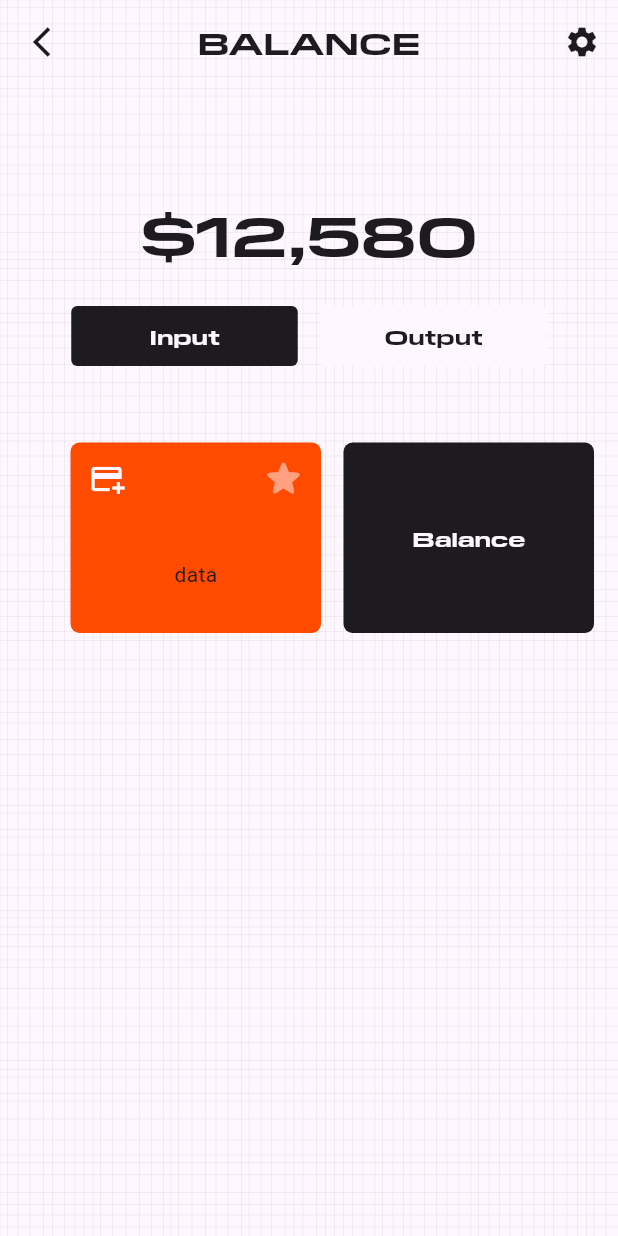
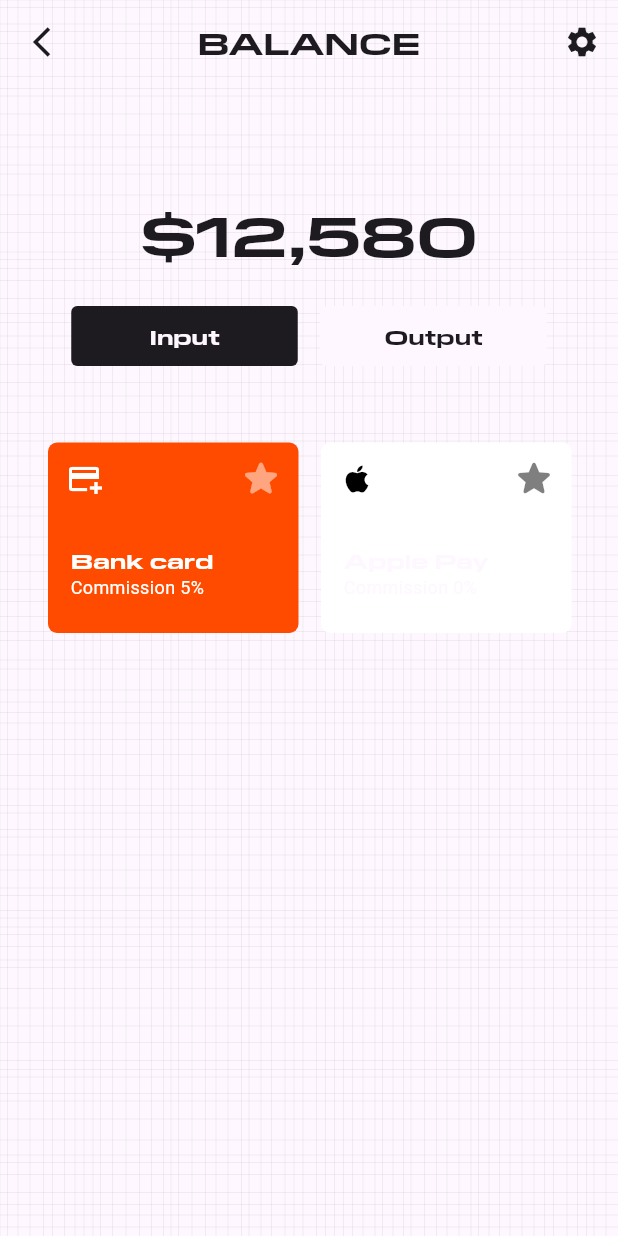
Before and after one commit to johnnybeatzxxd/Flutter-Keno-Android-App, a Flutter app: the screen it shows after launch, on a phone screen of 412 x 824 dp. Run offline on Flutter 3.47's test engine with Material 3 defaults, Android fonts, the phone set to English and light mode, and no system bars.

Commit message:
made both selected and unselected cards

```diff
--- a/lib/pages/balance.dart
+++ b/lib/pages/balance.dart
@@ -52,7 +52,7 @@ class BalancePage extends StatelessWidget {
                 )),
                 const SizedBox(height: 24,),
                 Padding(
-                  padding: const EdgeInsets.fromLTRB(47, 0, 0, 27),
+                  padding: const EdgeInsets.fromLTRB(32, 0, 0, 27),
                   child: SizedBox(
                     height: 127,
                     child: ListView(
@@ -62,6 +62,8 @@ class BalancePage extends StatelessWidget {
                           width: 167,
                           decoration: BoxDecoration(borderRadius: BorderRadius.circular(6), color: const Color.fromRGBO(255, 75, 0, 1),),
                           child: Column(
+
+                            crossAxisAlignment: CrossAxisAlignment.start,
                             mainAxisAlignment: MainAxisAlignment.start,
                             children: [
                               Row(
@@ -69,20 +71,49 @@ class BalancePage extends StatelessWidget {
                                 children: [
                                   IconButton(
                                     onPressed: (){},
-                                    icon: Icon(Icons.add_card,color: Theme.of(context).colorScheme.background,)),
-                                  SizedBox(width: 70,),
+                                    icon: Icon(Icons.add_card,color: Colors.white,)),
+                                  const SizedBox(width: 70,),
                                   IconButton(
                                     onPressed: (){},
-                                    icon: Icon(Icons.star_rounded,size:30 ,color: Theme.of(context).colorScheme.background.withOpacity(0.5),))
+                                    icon: Icon(Icons.star_rounded,size:30 ,color: Colors.white.withOpacity(0.5),))
                                     ],),
-                                    SizedBox(height: 30,),
-                                    Text("data")],),
+                                    const SizedBox(height: 20,),
+                                    Padding(padding: const EdgeInsets.symmetric(horizontal: 15),
+                                      child:Column(
+                                        crossAxisAlignment: CrossAxisAlignment.start,
+                                        children: [
+                                           Text("Bank card",style:TextStyle(fontSize: 14,fontWeight: FontWeight.bold,fontFamily: "PilatExtended",color: Colors.white,)),
+                                           const Text("Commission 5%",style: TextStyle(fontSize: 12,color: Colors.white),)]))
+                                    ],),
                         ),
                         const SizedBox(width: 15,),
                         Container(
                           width: 167,
-                          decoration: BoxDecoration(borderRadius: BorderRadius.circular(6), color: Theme.of(context).colorScheme.onBackground,),
-                          child: Center(child: Text("Balance", style: TextStyle(fontWeight: FontWeight.bold, fontFamily: "PilatExtended", color: Theme.of(context).colorScheme.background,))),
+                          decoration: BoxDecoration(borderRadius: BorderRadius.circular(6), color: Color.fromARGB(255, 255, 255, 255),),
+                          child: Column(
+
+                            crossAxisAlignment: CrossAxisAlignment.start,
+                            mainAxisAlignment: MainAxisAlignment.start,
+                            children: [
+                              Row(
+                                mainAxisAlignment: MainAxisAlignment.start,
+                                children: [
+                                  IconButton(
+                                    onPressed: (){},
+                                    icon: Icon(Icons.apple,color: Colors.black,)),
+                                  const SizedBox(width: 70,),
+                                  IconButton(
+                                    onPressed: (){},
+                                    icon: Icon(Icons.star_rounded,size:30 ,color: Colors.black.withOpacity(0.5),))
+                                    ],),
+                                    const SizedBox(height: 20,),
+                                    Padding(padding: const EdgeInsets.symmetric(horizontal: 15),
+                                      child:Column(
+                                        crossAxisAlignment: CrossAxisAlignment.start,
+                                        children: [
+                                           Text("Apple Pay",style:TextStyle(fontSize: 14,fontWeight: FontWeight.bold,fontFamily: "PilatExtended",color: Theme.of(context).colorScheme.background,)),
+                                           Text("Commission 0%",style: TextStyle(fontSize: 12,color:  Theme.of(context).colorScheme.background),)]))
+                                    ],),
                         ),
                       ],)))
               ],
```
